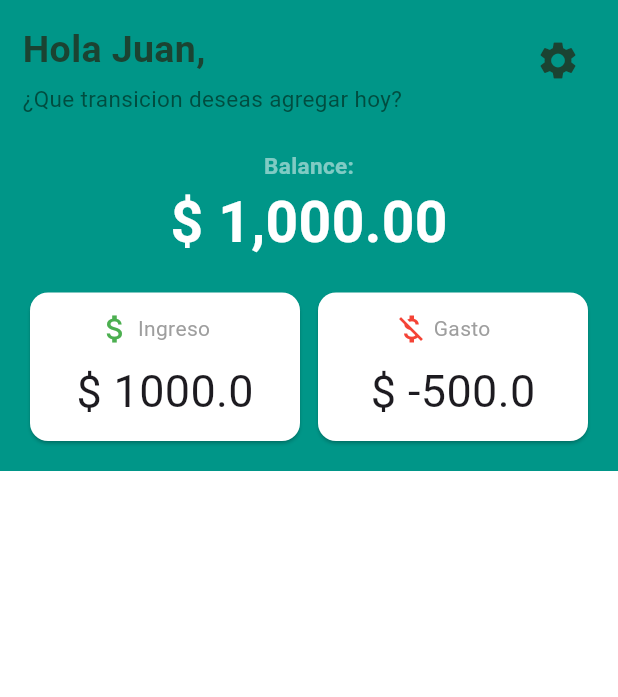
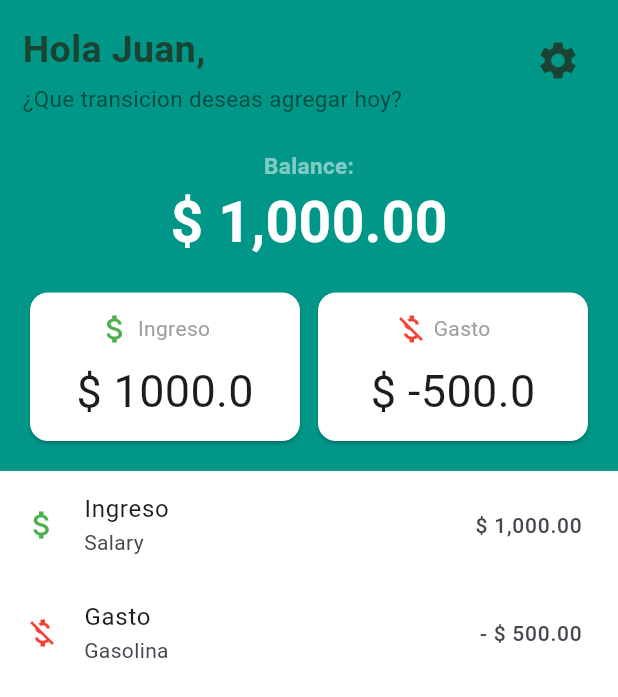
Before and after one commit to jesudavix/Seguidor-de-finanzas, a Flutter app: the screen it shows after launch, on a phone screen of 412 x 824 dp. Shown: the top 697 px of the screen. Run offline on Flutter 3.47's test engine with Material 3 defaults, Android fonts, the light colour scheme and no system bars.

Commit message:
Creacion de UI donde se mostraran las transaciones
Se creo la Lista donde se reflejaran los datos de las transacciones ya sean ingresos o gastos

```diff
--- a/seguidor_finanzas/lib/screens/home_screen.dart
+++ b/seguidor_finanzas/lib/screens/home_screen.dart
@@ -2,6 +2,7 @@ import 'package:flutter/material.dart';
 import 'package:seguidor_finanzas/styles/colors.dart';
 import 'package:seguidor_finanzas/widgets/appbar_home_screen.dart';
 import 'package:seguidor_finanzas/widgets/header_home_screen.dart';
+import 'package:seguidor_finanzas/widgets/transaction_list.dart';
 
 class HomeScreen extends StatelessWidget {
   const HomeScreen({super.key});
@@ -17,12 +18,7 @@ class HomeScreen extends StatelessWidget {
       body: Column(
         children: [
           HeaderHomeScreen(),
-          Expanded(
-            child: Container(
-              width: double.infinity,
-              color: AppColors.bodyTransationList,
-            ),
-          ),
+          TransactionList(),
         ],
       ),
     );
--- /dev/null
+++ b/seguidor_finanzas/lib/widgets/transaction_list.dart
@@ -0,0 +1,31 @@
+import 'package:flutter/material.dart';
+import 'package:seguidor_finanzas/styles/colors.dart';
+
+class TransactionList extends StatelessWidget {
+  const TransactionList({super.key});
+
+  @override
+  Widget build(BuildContext context) {
+    return Expanded(
+      child: Container(
+        decoration: BoxDecoration(color: AppColors.bodyTransationList),
+        child: ListView(
+          children: [
+            ListTile(
+              leading: Icon(Icons.attach_money_sharp, color: Colors.green),
+              title: Text("Ingreso"),
+              subtitle: Text("Salary"),
+              trailing: Text("\$ 1,000.00", style: TextStyle(fontSize: 14)),
+            ),
+            ListTile(
+              leading: Icon(Icons.money_off, color: Colors.red),
+              title: Text("Gasto"),
+              subtitle: Text("Gasolina"),
+              trailing: Text("- \$ 500.00", style: TextStyle(fontSize: 14)),
+            ),
+          ],
+        ),
+      ),
+    );
+  }
+}
```
Also changed, not shown: seguidor_finanzas/pubspec.lock.
